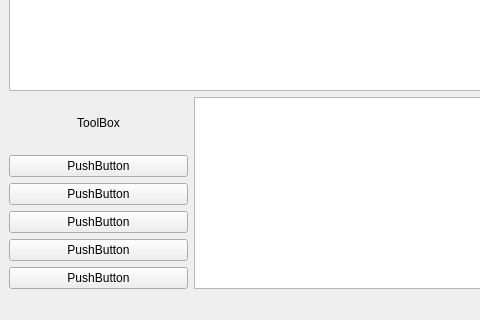
JoseBueno30/ModelForge, file ModelForge/mainwindow.ui: the form before one commit; both pictures show x 0 to 480 and y 400 to 720 of the 1399 by 720 pixel window.
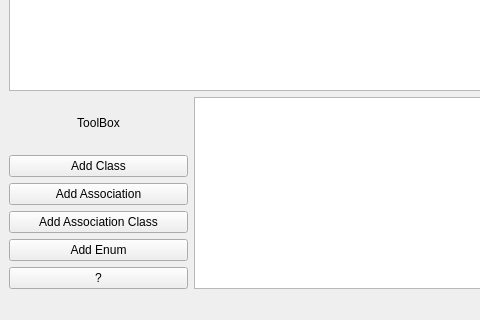
The form after the commit. Custom widgets are drawn as their Qt base class.

```diff
--- a/ModelForge/mainwindow.ui
+++ b/ModelForge/mainwindow.ui
@@ -79,35 +79,35 @@
             <item>
              <widget class="QPushButton" name="pushButton">
               <property name="text">
-               <string>PushButton</string>
+               <string>Add Class</string>
               </property>
              </widget>
             </item>
             <item>
              <widget class="QPushButton" name="pushButton_2">
               <property name="text">
-               <string>PushButton</string>
+               <string>Add Association</string>
               </property>
              </widget>
             </item>
             <item>
              <widget class="QPushButton" name="pushButton_3">
               <property name="text">
-               <string>PushButton</string>
+               <string>Add Association Class</string>
               </property>
              </widget>
             </item>
             <item>
              <widget class="QPushButton" name="pushButton_4">
               <property name="text">
-               <string>PushButton</string>
+               <string>Add Enum</string>
               </property>
              </widget>
             </item>
             <item>
              <widget class="QPushButton" name="pushButton_5">
               <property name="text">
-               <string>PushButton</string>
+               <string>?</string>
               </property>
              </widget>
             </item>
```
Left out of the diff: 8 changed lines with no effect on the pictures.
